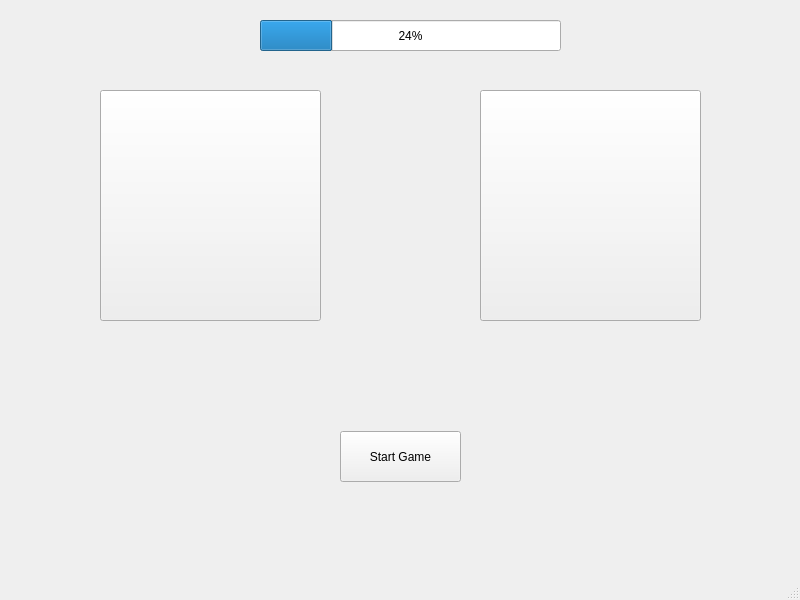
Old version of the form mainwindow.ui in the repository atifmn/Simon-Game.
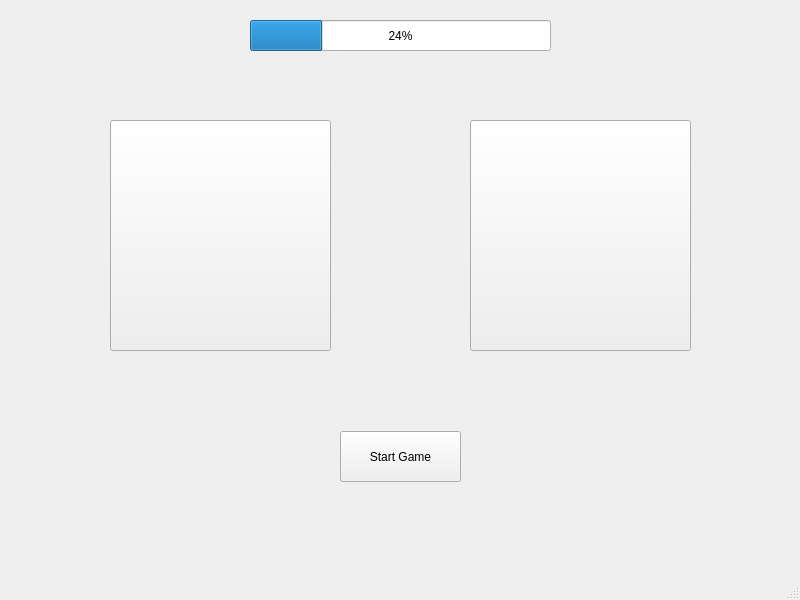
New version of the form.

Commit message: Updated UI for cleaner/symmetric layout, added gitignore and misc

What changed in the file:
```diff
--- a/mainwindow.ui
+++ b/mainwindow.ui
@@ -17,8 +17,8 @@
    <widget class="QPushButton" name="blueButton">
     <property name="geometry">
      <rect>
-      <x>480</x>
-      <y>90</y>
+      <x>470</x>
+      <y>120</y>
       <width>221</width>
       <height>231</height>
      </rect>
@@ -30,8 +30,8 @@
    <widget class="QPushButton" name="redButton">
     <property name="geometry">
      <rect>
-      <x>100</x>
-      <y>90</y>
+      <x>110</x>
+      <y>120</y>
       <width>221</width>
       <height>231</height>
      </rect>
@@ -56,7 +56,7 @@
    <widget class="QProgressBar" name="percentageBar">
     <property name="geometry">
      <rect>
-      <x>260</x>
+      <x>250</x>
       <y>20</y>
       <width>301</width>
       <height>31</height>
```
The commit also changes 5 other files.
